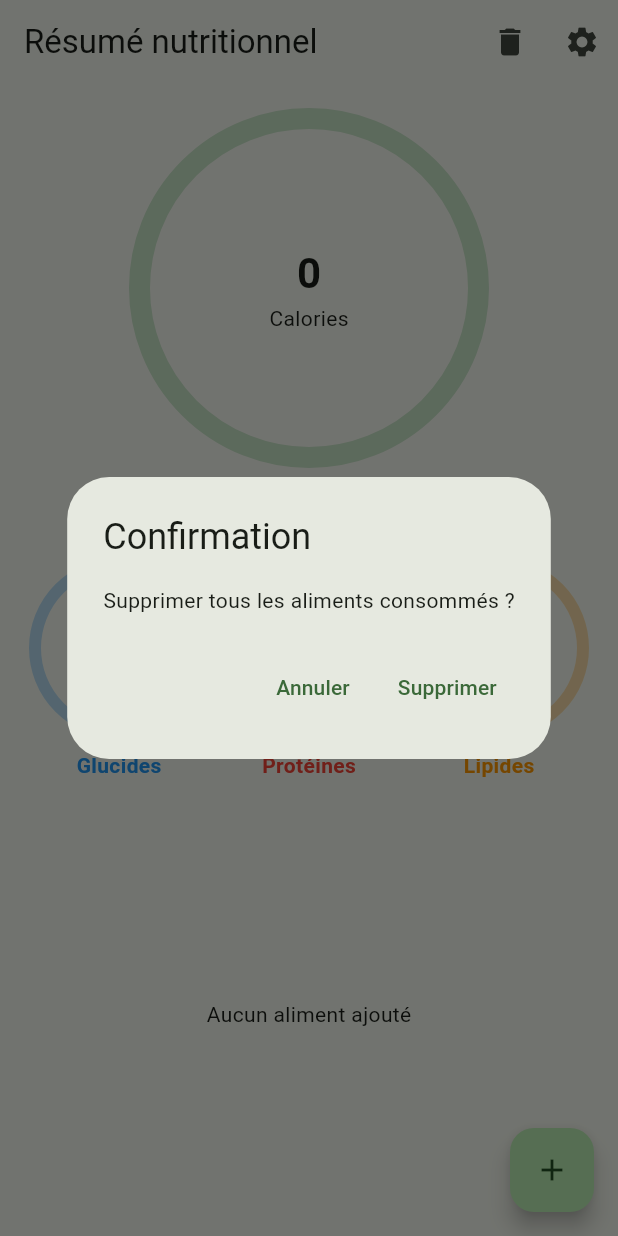
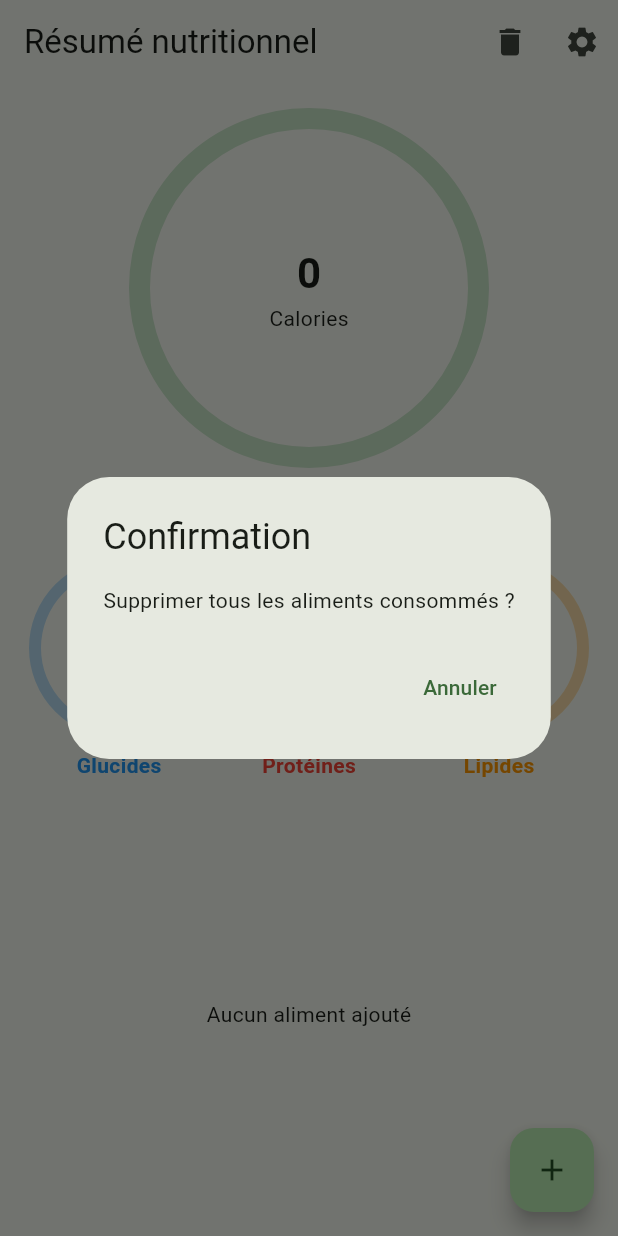
Before and after one commit to MarceauD/food-tracking-app, a Flutter app: the screen it shows after launch, after a tap on the "delete" icon, on a phone screen of 412 x 824 dp. Run offline on Flutter 3.47's test engine with Material 3 defaults, Android fonts, the phone set to English and light mode, and no system bars; drawn by our look-alikes of percent_indicator; our stand-ins replace shared_preferences, sqflite; accounts and stored records are empty.

```diff
--- /dev/null
+++ b/lib/helpers/database_helper.dart
@@ -0,0 +1,115 @@
+// lib/helpers/database_helper.dart
+
+import 'package:sqflite/sqflite.dart';
+import 'package:path/path.dart';
+import '../models/food_item.dart';
+
+class DatabaseHelper {
+  // Singleton pour s'assurer qu'on a une seule instance de la BDD
+  static final DatabaseHelper instance = DatabaseHelper._init();
+  static Database? _database;
+  DatabaseHelper._init();
+
+  Future<Database> get database async {
+    if (_database != null) return _database!;
+    _database = await _initDB('nutrition.db');
+    return _database!;
+  }
+
+  Future<Database> _initDB(String filePath) async {
+    final dbPath = await getDatabasesPath();
+    final path = join(dbPath, filePath);
+
+    return await openDatabase(path, version: 1, onCreate: _createDB);
+  }
+
+  // Création des tables
+  Future _createDB(Database db, int version) async {
+
+    const idType = 'INTEGER PRIMARY KEY AUTOINCREMENT';
+    const textType = 'TEXT NOT NULL';
+    const realType = 'REAL NOT NULL';
+
+    // Table pour le journal quotidien
+    await db.execute('''
+    CREATE TABLE food_log (
+      id $idType,
+      name TEXT,
+      caloriesPer100g $realType,
+      proteinPer100g $realType,
+      carbsPer100g $realType,
+      fatPer100g $realType,
+      quantity $realType,
+      date TEXT NOT NULL
+    )
+    ''');
+
+    // Table pour les favoris
+    await db.execute('''
+    CREATE TABLE favorites (
+      id $idType,
+      name TEXT,
+      caloriesPer100g $realType,
+      proteinPer100g $realType,
+      carbsPer100g $realType,
+      fatPer100g $realType,
+      quantity $realType,
+      date TEXT
+    )
+    ''');
+  }
+
+  // --- Opérations sur le Journal ---
+
+  Future<FoodItem> createFoodLog(FoodItem item) async {
+    final db = await instance.database;
+    final id = await db.insert('food_log', item.toMap());
+
+    return item.copyWith(); // On pourrait retourner avec l'ID mais pas essentiel ici
+  }
+
+  Future<List<FoodItem>> getFoodLogForDate(DateTime date) async {
+    final db = await instance.database;
+
+    final maps = await db.query(
+      'food_log',
+      // Pour matcher tous les items
+      orderBy: 'id DESC',
+    );
+
+    if (maps.isNotEmpty) {
+      return maps.map((json) => FoodItem.fromMap(json)).toList();
+    } else {
+      return [];
+    }
+  }
+
+  Future<int> clearFoodLog() async {
+      final db = await instance.database;
+      return await db.delete('food_log');
+  }
+
+  // --- Opérations sur les Favoris ---
+
+  Future<FoodItem> createFavorite(FoodItem item) async {
+    final db = await instance.database;
+    await db.insert('favorites', item.toMap());
+    return item;
+  }
+
+  Future<List<FoodItem>> getFavorites() async {
+    final db = await instance.database;
+    final maps = await db.query('favorites', orderBy: 'name ASC');
+
+    if (maps.isNotEmpty) {
+      return maps.map((json) => FoodItem.fromMap(json)).toList();
+    } else {
+      return [];
+    }
+  }
+
+  Future close() async {
+    final db = await instance.database;
+    db.close();
+  }
+}
--- a/lib/screens/home_screen.dart
+++ b/lib/screens/home_screen.dart
@@ -1,10 +1,11 @@
 import 'package:flutter/material.dart';
 import 'package:percent_indicator/percent_indicator.dart';
 import '../models/food_item.dart';
-import 'dart:convert';
 import 'add_food_screen.dart';
 import 'settings_screen.dart';
 import 'package:shared_preferences/shared_preferences.dart';
+import '../helpers/database_helper.dart'; // Importer le helper
+
 
 class HomeScreen extends StatefulWidget {
   const HomeScreen({super.key});
@@ -20,50 +21,41 @@ class _HomeScreenState extends State<HomeScreen> {
   double goalCalories = 1700;
   double goalProtein = 160;
   double goalCarbs = 150;
-  double goalFat = 70;
+  double goalFat = 60;
 
   @override
   void initState() {
     super.initState();
-    _loadGoals();
-    _loadFavoriteFoods();
+    _refreshData();
   }
 
-  Future<void> _loadFavoriteFoods() async {
-    final prefs = await SharedPreferences.getInstance();
-    final favoriteJsonList = prefs.getStringList('favoriteFoods') ?? [];
+  Future<void> _refreshData() async {
+    await _loadGoals();
+    await _loadFavoriteFoodsFromDb();
+    await _loadFoodLogFromDb();
+  }
+
+  Future<void> _loadFavoriteFoodsFromDb() async {
+    final favorites = await DatabaseHelper.instance.getFavorites();
     setState(() {
-      _favoriteFoods = favoriteJsonList.map((itemJson) {
-        final map = jsonDecode(itemJson);
-        return FoodItem(
-          name: map['name'],
-          caloriesPer100g: (map['calories'] as num).toDouble(),
-          carbsPer100g: (map['carbs'] as num).toDouble(),
-          proteinPer100g: (map['protein'] as num).toDouble(),
-          fatPer100g: (map['fat'] as num).toDouble(),
-          quantity: (map['quantity'] as num).toDouble(),
-          date: DateTime.now(),
-        );
-      }).toList();
+      _favoriteFoods = favorites;
+    });
+  }
 
-      print('Favoris chargés :');
-      for (var food in _favoriteFoods) {
-        print(
-          '${food.name ?? "Sans nom"} - ${food.caloriesPer100g} kcal, '
-          '${food.proteinPer100g}g protéines, '
-          '${food.carbsPer100g}g glucides, '
-          '${food.fatPer100g}g lipides');
-      }
+  Future<void> _loadFoodLogFromDb() async {
+    final log = await DatabaseHelper.instance.getFoodLogForDate(DateTime.now());
+    setState(() {
+      foodItems = log;
     });
   }
 
   Future<void> _loadGoals() async {
     final prefs = await SharedPreferences.getInstance();
     setState(() {
-      goalCalories = prefs.getDouble('goalCalories') ?? 2100;
-      goalCarbs = prefs.getDouble('goalCarbs') ?? 258;
-      goalProtein = prefs.getDouble('goalProtein') ?? 103;
-      goalFat = prefs.getDouble('goalFat') ?? 68;
+      goalCalories = prefs.getDouble('goalCalories') ?? 1700;
+      goalCarbs = prefs.getDouble('goalCarbs') ?? 150;
+      goalProtein = prefs.getDouble('goalProtein') ?? 160;
+      goalFat = prefs.getDouble('goalFat') ?? 60;
     });
   }
 
@@ -82,14 +74,10 @@ class _HomeScreenState extends State<HomeScreen> {
   // Fonction de formatage des nombres pour affichage
   String formatDouble(double value) => value.toStringAsFixed(0);
 
-  void _addFoodItem(FoodItem item) {
-    setState((){
-      foodItems.add(item);
-    });
-  }
 
-  void _addFavoriteToToday (FoodItem item) {
-      _addFoodItem(item.copyWith(date : DateTime.now()));
+  void _addFavoriteToToday (FoodItem item) async {
+      await DatabaseHelper.instance.createFoodLog(item);
+      _loadFoodLogFromDb();
   }
 
   void _clearFoodItems() {
@@ -100,22 +88,18 @@ class _HomeScreenState extends State<HomeScreen> {
         content: const Text('Supprimer tous les aliments consommés ?'),
         actions: [
           TextButton(
-          onPressed: () => Navigator.pop(context),
-          child: const Text('Annuler'),
-        ),
-        TextButton(
-          onPressed: () {
-            setState(() {
-              foodItems.clear();
-            });
+            onPressed: () async {
+              await DatabaseHelper.instance.clearFoodLog();
+              _loadFoodLogFromDb(); // Recharger la liste vide
               Navigator.pop(context);
             },
-          child: const Text('Supprimer'),
+            child: const Text('Annuler'),
           ),
         ],
       ),
     );
   }
+
   @override
   Widget build(BuildContext context) {
     return Scaffold(
@@ -247,25 +231,16 @@ class _HomeScreenState extends State<HomeScreen> {
       ),
       floatingActionButton: FloatingActionButton(
         onPressed: () async {
-          final result = await Navigator.push<Map<String, dynamic>>(
+          final shouldRefresh = await Navigator.push<bool>(
             context,
             MaterialPageRoute(
               builder: (context) => const AddFoodScreen(),
             ),
           );
 
-          if (result != null) {
-            final newItem = result['foodItem'] as FoodItem?;
-            final favoriAjoute = result['favoriAjoute'] == true;
-
-            if (newItem != null) {
-              _addFoodItem(newItem);
-            }
-
-            if (favoriAjoute) {
-              if (!mounted) return;
-              await _loadFavoriteFoods(); // Recharge les favoris
-            }
+          // Si on a reçu 'true', c'est qu'un ajout a été fait
+          if (shouldRefresh == true && mounted) {
+            _refreshData(); // On recharge toutes les données
           }
         },
         child: const Icon(Icons.add),
--- a/pubspec.yaml
+++ b/pubspec.yaml
@@ -38,6 +38,8 @@ dependencies:
   provider: ^6.1.5
   percent_indicator: ^4.2.5
   shared_preferences: ^2.5.3
+  sqflite: ^2.2.3
+  path: ^1.9.0
 
 dev_dependencies:
   flutter_test:
```
Also changed, not shown: lib/models/food_item.dart (+27 -0 lines), lib/screens/add_food_screen.dart (+12 -32 lines), pubspec.lock, 1 other file. Lines whose indentation alone changed are shown as unchanged.
